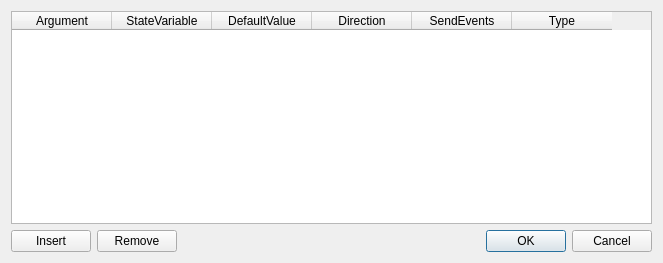
Old version of the form tools/Wizard/BrisaWizard/dialogargument.ui in the repository MIRAvzw/qt-brisa.
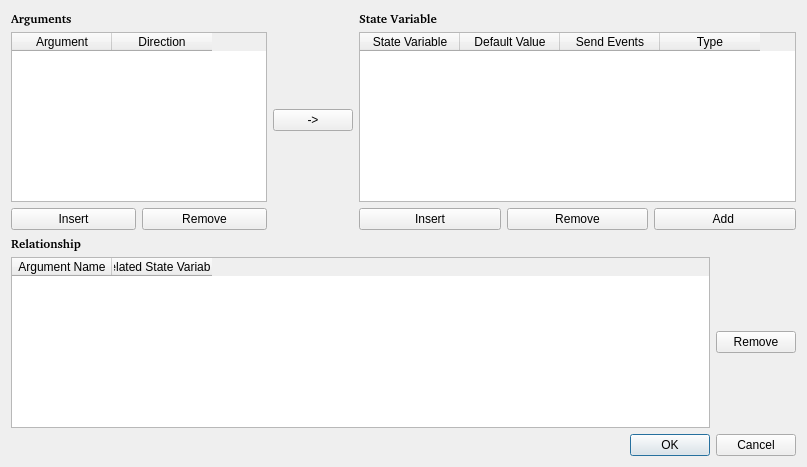
New version of the form.

Commit message: updating relationship of arguments -> statevariable interface

```diff
--- a/tools/Wizard/BrisaWizard/dialogargument.ui
+++ b/tools/Wizard/BrisaWizard/dialogargument.ui
@@ -6,74 +6,217 @@
    <rect>
     <x>0</x>
     <y>0</y>
-    <width>663</width>
-    <height>263</height>
+    <width>807</width>
+    <height>467</height>
    </rect>
   </property>
   <property name="windowTitle">
    <string/>
   </property>
-  <layout class="QGridLayout" name="gridLayout">
-   <item row="1" column="0">
-    <layout class="QHBoxLayout" name="horizontalLayout">
-     <item>
-      <widget class="QPushButton" name="btnInsert">
+  <layout class="QVBoxLayout" name="verticalLayout_5">
+   <item>
+    <layout class="QGridLayout" name="gridLayout">
+     <property name="verticalSpacing">
+      <number>6</number>
+     </property>
+     <item row="0" column="1">
+      <layout class="QVBoxLayout" name="verticalLayout"/>
+     </item>
+     <item row="0" column="2">
+      <layout class="QVBoxLayout" name="verticalLayout_2">
+       <item>
+        <widget class="QLabel" name="label_2">
+         <property name="font">
+          <font>
+           <family>Bitstream Charter</family>
+           <weight>75</weight>
+           <bold>true</bold>
+          </font>
+         </property>
+         <property name="text">
+          <string>Arguments</string>
+         </property>
+        </widget>
+       </item>
+       <item>
+        <widget class="QTableWidget" name="tb_argument">
+         <property name="sizePolicy">
+          <sizepolicy hsizetype="Preferred" vsizetype="Expanding">
+           <horstretch>0</horstretch>
+           <verstretch>0</verstretch>
+          </sizepolicy>
+         </property>
+         <property name="selectionMode">
+          <enum>QAbstractItemView::ExtendedSelection</enum>
+         </property>
+         <column>
+          <property name="text">
+           <string>Argument</string>
+          </property>
+         </column>
+         <column>
+          <property name="text">
+           <string>Direction</string>
+          </property>
+         </column>
+        </widget>
+       </item>
+       <item>
+        <layout class="QHBoxLayout" name="horizontalLayout">
+         <item>
+          <widget class="QPushButton" name="btnInsert_argument">
+           <property name="text">
+            <string>Insert</string>
+           </property>
+          </widget>
+         </item>
+         <item>
+          <widget class="QPushButton" name="btnRemove_argument">
+           <property name="text">
+            <string>Remove</string>
+           </property>
+          </widget>
+         </item>
+        </layout>
+       </item>
+      </layout>
+     </item>
+     <item row="0" column="4">
+      <layout class="QVBoxLayout" name="verticalLayout_4">
+       <item>
+        <widget class="QLabel" name="label_3">
+         <property name="font">
+          <font>
+           <family>Bitstream Charter</family>
+           <weight>75</weight>
+           <bold>true</bold>
+          </font>
+         </property>
+         <property name="text">
+          <string>State Variable</string>
+         </property>
+        </widget>
+       </item>
+       <item>
+        <widget class="QTableWidget" name="tb_stateVariable">
+         <property name="selectionMode">
+          <enum>QAbstractItemView::SingleSelection</enum>
+         </property>
+         <column>
+          <property name="text">
+           <string>State Variable</string>
+          </property>
+         </column>
+         <column>
+          <property name="text">
+           <string>Default Value</string>
+          </property>
+         </column>
+         <column>
+          <property name="text">
+           <string>Send Events</string>
+          </property>
+         </column>
+         <column>
+          <property name="text">
+           <string>Type</string>
+          </property>
+         </column>
+        </widget>
+       </item>
+       <item>
+        <layout class="QHBoxLayout" name="horizontalLayout_2">
+         <item>
+          <widget class="QPushButton" name="btninsert_stateVariable">
+           <property name="text">
+            <string>Insert</string>
+           </property>
+          </widget>
+         </item>
+         <item>
+          <widget class="QPushButton" name="btnRemove_stateVariable">
+           <property name="text">
+            <string>Remove</string>
+           </property>
+          </widget>
+         </item>
+         <item>
+          <widget class="QPushButton" name="btn_add">
+           <property name="text">
+            <string>Add </string>
+           </property>
+          </widget>
+         </item>
+        </layout>
+       </item>
+      </layout>
+     </item>
+     <item row="0" column="3">
+      <widget class="QPushButton" name="btn_relationship">
        <property name="text">
-        <string>Insert</string>
+        <string>-&gt;</string>
        </property>
       </widget>
      </item>
+    </layout>
+   </item>
+   <item>
+    <layout class="QVBoxLayout" name="verticalLayout_3">
      <item>
-      <widget class="QPushButton" name="btnRemove">
+      <widget class="QLabel" name="label">
+       <property name="font">
+        <font>
+         <family>Bitstream Charter</family>
+         <weight>75</weight>
+         <bold>true</bold>
+        </font>
+       </property>
        <property name="text">
-        <string>Remove</string>
+        <string>Relationship</string>
        </property>
       </widget>
      </item>
      <item>
-      <widget class="QDialogButtonBox" name="buttonBox">
-       <property name="orientation">
-        <enum>Qt::Horizontal</enum>
-       </property>
-       <property name="standardButtons">
-        <set>QDialogButtonBox::Cancel|QDialogButtonBox::Ok</set>
-       </property>
-      </widget>
+      <layout class="QHBoxLayout" name="horizontalLayout_3">
+       <item>
+        <widget class="QTableWidget" name="tb_relationship">
+         <column>
+          <property name="text">
+           <string>Argument Name</string>
+          </property>
+          <property name="textAlignment">
+           <set>AlignHCenter|AlignVCenter|AlignCenter</set>
+          </property>
+         </column>
+         <column>
+          <property name="text">
+           <string>Related State Variable </string>
+          </property>
+          <property name="textAlignment">
+           <set>AlignHCenter|AlignVCenter|AlignCenter</set>
+          </property>
+         </column>
+        </widget>
+       </item>
+       <item>
+        <widget class="QPushButton" name="btn_remove">
+         <property name="text">
+          <string>Remove</string>
+         </property>
+        </widget>
+       </item>
+      </layout>
      </item>
     </layout>
    </item>
-   <item row="0" column="0">
-    <widget class="QTableWidget" name="table">
-     <column>
-      <property name="text">
-       <string>Argument</string>
-      </property>
-     </column>
-     <column>
-      <property name="text">
-       <string>StateVariable</string>
-      </property>
-     </column>
-     <column>
-      <property name="text">
-       <string>DefaultValue</string>
-      </property>
-     </column>
-     <column>
-      <property name="text">
-       <string>Direction</string>
-      </property>
-     </column>
-     <column>
-      <property name="text">
-       <string>SendEvents</string>
-      </property>
-     </column>
-     <column>
-      <property name="text">
-       <string>Type</string>
-      </property>
-     </column>
+   <item>
+    <widget class="QDialogButtonBox" name="buttonBox">
+     <property name="orientation">
+      <enum>Qt::Horizontal</enum>
+     </property>
+     <property name="standardButtons">
+      <set>QDialogButtonBox::Cancel|QDialogButtonBox::Ok</set>
+     </property>
     </widget>
    </item>
   </layout>
```
The commit also changes 10 other files.
